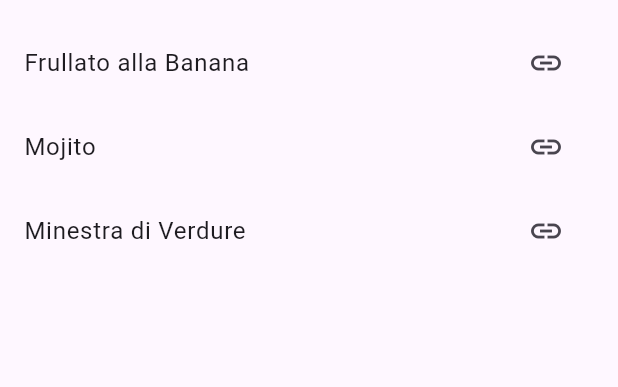
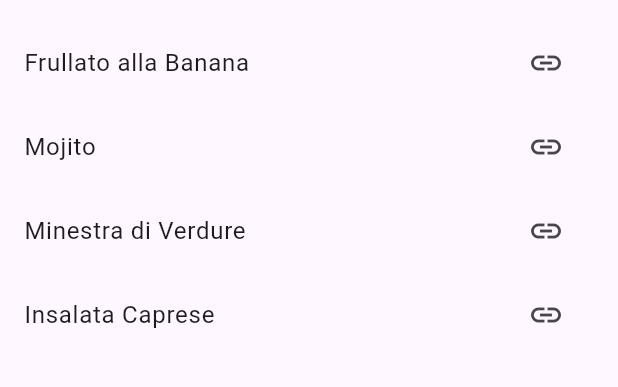
Before and after one commit to Gaia0809/qwerty, a Flutter app: the screen it shows after launch, on a phone screen of 412 x 824 dp, the part 63-450 px from its top. Run offline on Flutter 3.47's test engine with Material 3 defaults, Android fonts, the phone set to English and light mode, and no system bars.

Commit message:
Modifica e aggiunta una ricetta

```diff
--- a/recipe_book/lib/main.dart
+++ b/recipe_book/lib/main.dart
@@ -23,10 +23,11 @@
     ),
     Ricetta(
       titolo: 'Mojito',
-      ingredienti: ['- Rum bianco', '- Menta fresca', '- Zucchero', '- Lime', '- Soda'],
+      ingredienti: ['- Rum bianco', '- Menta fresca', '- Zucchero', '- Lime', '- Soda','- Ghiaccio'],
       passaggi: [
         '- Mescolare zucchero e lime e aggiungere la menta',
         '- Aggiungere rum e mescolare bene',
+        '- Trita il ghiaccio',
         '- Riempire il bicchiere di ghiaccio (pilè)',
         '- Top di soda'
       ],
@@ -40,6 +41,16 @@
         '- Rosola la cipolla in una pentola con un filo olio',
         '- Aggiungi le altre verdure e copri con il brodo',
         '- Cuoci finché le verdure sono morbide'
+      ],
+      url: 'https://www.google.com/',
+    ),
+    Ricetta(
+      titolo: 'Insalata Caprese',
+      ingredienti: ['- Mozzarelle di bufala', '- Pomodori', '- Basilico fresco','- Olio', '- Origano', '- Sale'],
+      passaggi: [
+        '- Taglia la mozzarella e i pomodori a fette',
+        '- Disponi le fette alternate su un piatto',
+        '- Condisci con sale, origano e un filo d\'olio',
       ],
       url: 'https://www.google.com/',
     ),
@@ -81,17 +92,10 @@
                             ),
                             SizedBox(height: 10),
                             Text('Ingredienti:'),
-                            Text(ricetta.ingredienti[0]),
-                            Text(ricetta.ingredienti[1]),
-                            Text(ricetta.ingredienti[2]),
-                            Text(ricetta.ingredienti[3]),
-                            Text(ricetta.ingredienti[4]),
+                            ...ricetta.ingredienti.map((ingrediente) => Text(ingrediente)).toList(),
                             SizedBox(height: 10),
                             Text('Passaggi:'),
-                            Text(ricetta.passaggi[0]),
-                            Text(ricetta.passaggi[1]),
-                            Text(ricetta.passaggi[2]),
-                            Text(ricetta.passaggi[3]),
+                            ...ricetta.passaggi.map((passaggio) => Text(passaggio)).toList(),
                             SizedBox(height: 20),
                             Align(
                               alignment: Alignment.centerRight,
```
